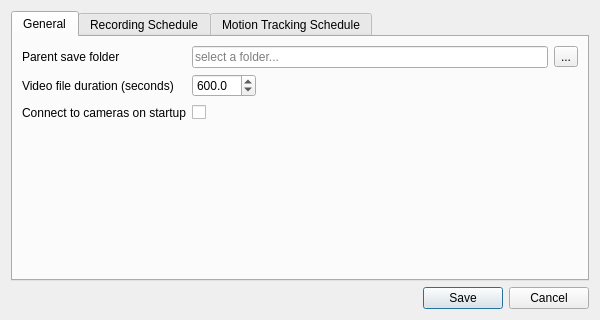
Qt form Source/IpFreelyPreferencesDialog.ui (dac1976/IP-Freely) before a commit.
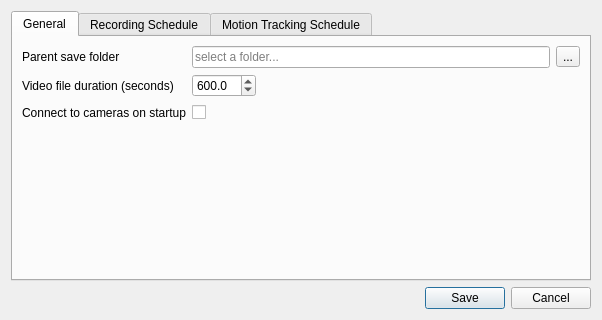
The same form after that commit.

```diff
--- a/Source/IpFreelyPreferencesDialog.ui
+++ b/Source/IpFreelyPreferencesDialog.ui
@@ -12,8 +12,8 @@
   </property>
   <property name="minimumSize">
    <size>
-    <width>600</width>
-    <height>320</height>
+    <width>0</width>
+    <height>0</height>
    </size>
   </property>
   <property name="maximumSize">
```
